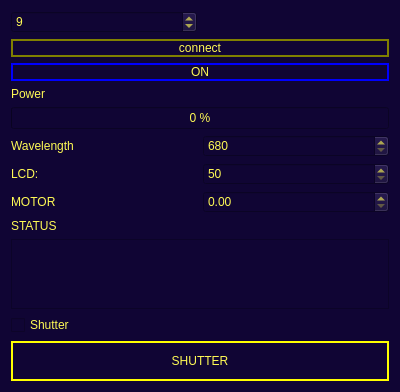
The window that laser.ui (xkronosua/microV) describes before a commit, drawn with Qt 5.
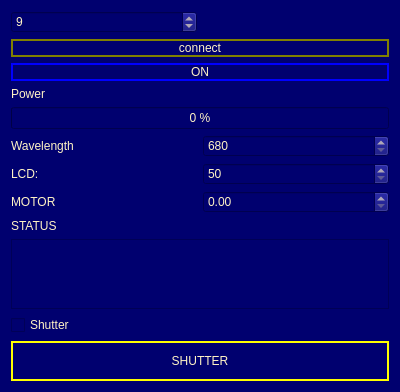
The same window after the commit.

```diff
--- a/laser.ui
+++ b/laser.ui
@@ -14,8 +14,31 @@
    <string>Form</string>
   </property>
   <property name="styleSheet">
-   <string notr="true">background-color: rgb(16, 5, 52);
-color: rgb(255, 250, 85);</string>
+   <string notr="true">*{background-color: rgb(0, 0, 111);
+color: rgb(255, 243, 197);
+}
+/*
+QPushButton:active{
+background-color: rgb(85, 255, 0);
+color:rgb(0, 0, 0);
+}
+*/
+QPushButton:clicked{
+background-color:rgb(255, 38, 38);
+color:rgb(0, 0, 0);
+}
+
+QPushButton:pressed{
+background-color:rgb(255, 38, 38);
+color:rgb(0, 0, 0);
+}
+
+QPushButton:checked{
+background-color:rgb(255, 100, 38);
+color:rgb(0, 0, 0);
+}
+
+</string>
   </property>
   <layout class="QGridLayout" name="gridLayout">
    <item row="0" column="0">
```
